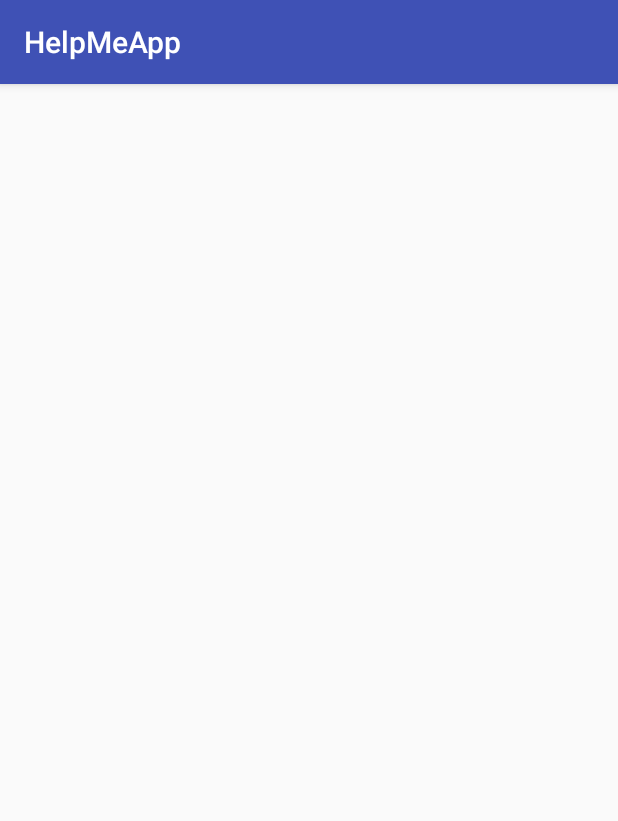
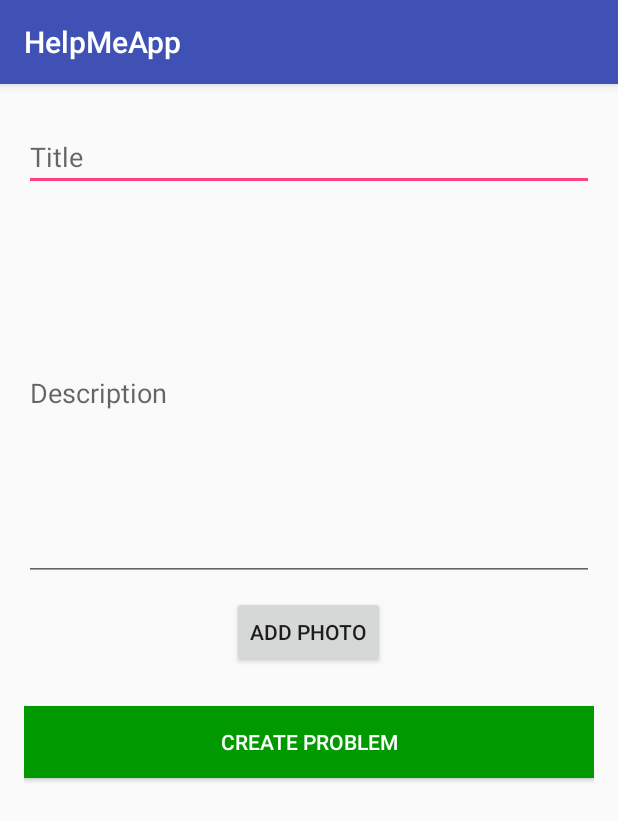
Before and after one commit to prisas/HelpMeApp, an Android app: the CreateProblemActivity screen opened directly, with no data from a screen before it, on a phone screen of 412 x 824 dp. Shown: the top 821 px of the screen. Run offline under Robolectric (Android 15) with nearby library versions, the phone set to English and light mode, and no system bars.

Commit message:
Create Problem Layout Finished

```diff
--- a/App/app/src/main/res/layout/activity_create_problem.xml
+++ b/App/app/src/main/res/layout/activity_create_problem.xml
@@ -1,12 +1,49 @@
 <?xml version="1.0" encoding="utf-8"?>
-<RelativeLayout xmlns:android="http://schemas.android.com/apk/res/android"
+<LinearLayout xmlns:android="http://schemas.android.com/apk/res/android"
     xmlns:tools="http://schemas.android.com/tools"
     android:layout_width="match_parent"
     android:layout_height="match_parent"
+    android:orientation="vertical"
     android:paddingBottom="@dimen/activity_vertical_margin"
     android:paddingLeft="@dimen/activity_horizontal_margin"
     android:paddingRight="@dimen/activity_horizontal_margin"
     android:paddingTop="@dimen/activity_vertical_margin"
     tools:context=".CreateProblemActivity">
 
-</RelativeLayout>
+    <EditText
+        android:layout_width="match_parent"
+        android:layout_height="wrap_content"
+        android:layout_marginTop="10dp"
+        android:hint="Title"
+        android:id="@+id/editText"
+        android:layout_gravity="center_horizontal" />
+
+    <EditText
+        android:layout_width="match_parent"
+        android:layout_height="250dp"
+        android:layout_marginTop="10dp"
+        android:hint="Description"
+        android:id="@+id/editText2"
+        android:layout_gravity="center_horizontal"
+        android:inputType="textCapSentences|textMultiLine"
+        android:maxLength="2000"
+        android:maxLines="8" />
+
+    <Button
+        android:layout_width="wrap_content"
+        android:layout_height="wrap_content"
+        android:layout_marginTop="10dp"
+        android:text="Add photo"
+        android:id="@+id/addPhotoButton"
+        android:layout_gravity="center_horizontal" />
+
+    <Button
+        android:layout_width="match_parent"
+        android:layout_height="wrap_content"
+        android:layout_marginTop="25dp"
+        android:background="@color/green"
+        android:textColor="@color/white"
+        android:text="Create Problem"
+        android:id="@+id/button2"
+        android:layout_gravity="center_horizontal" />
+</LinearLayout>
```
